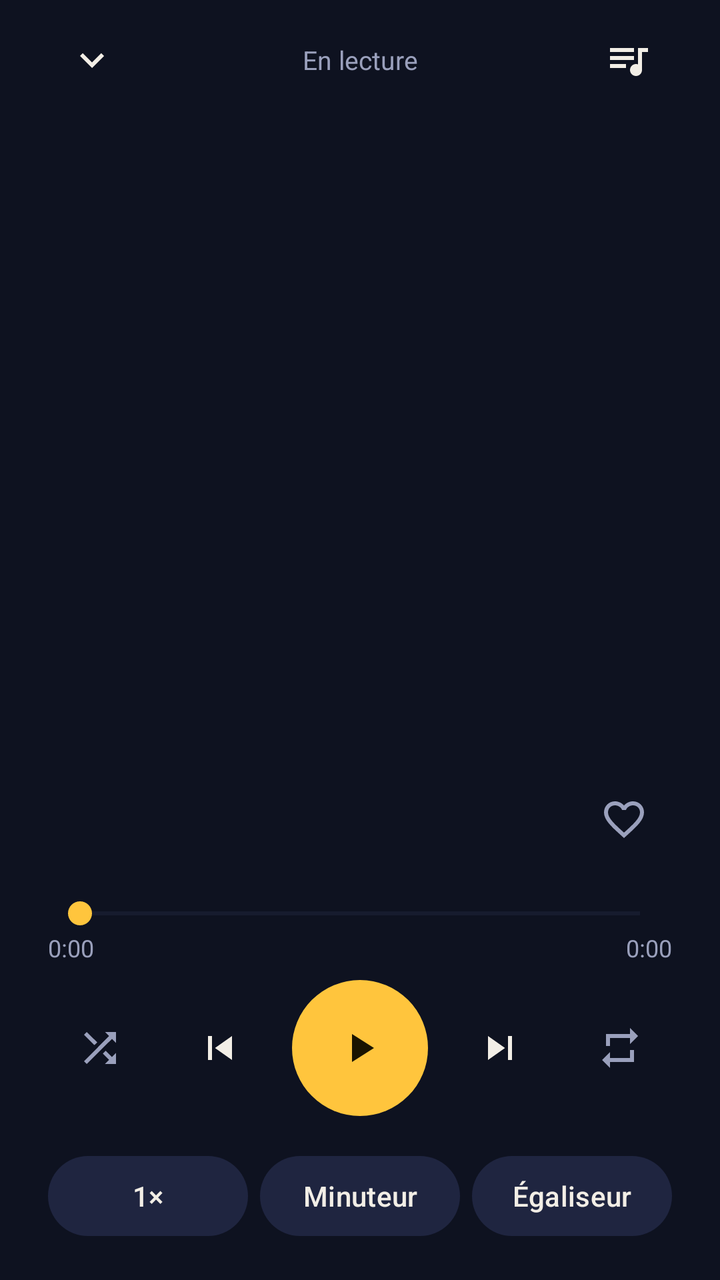
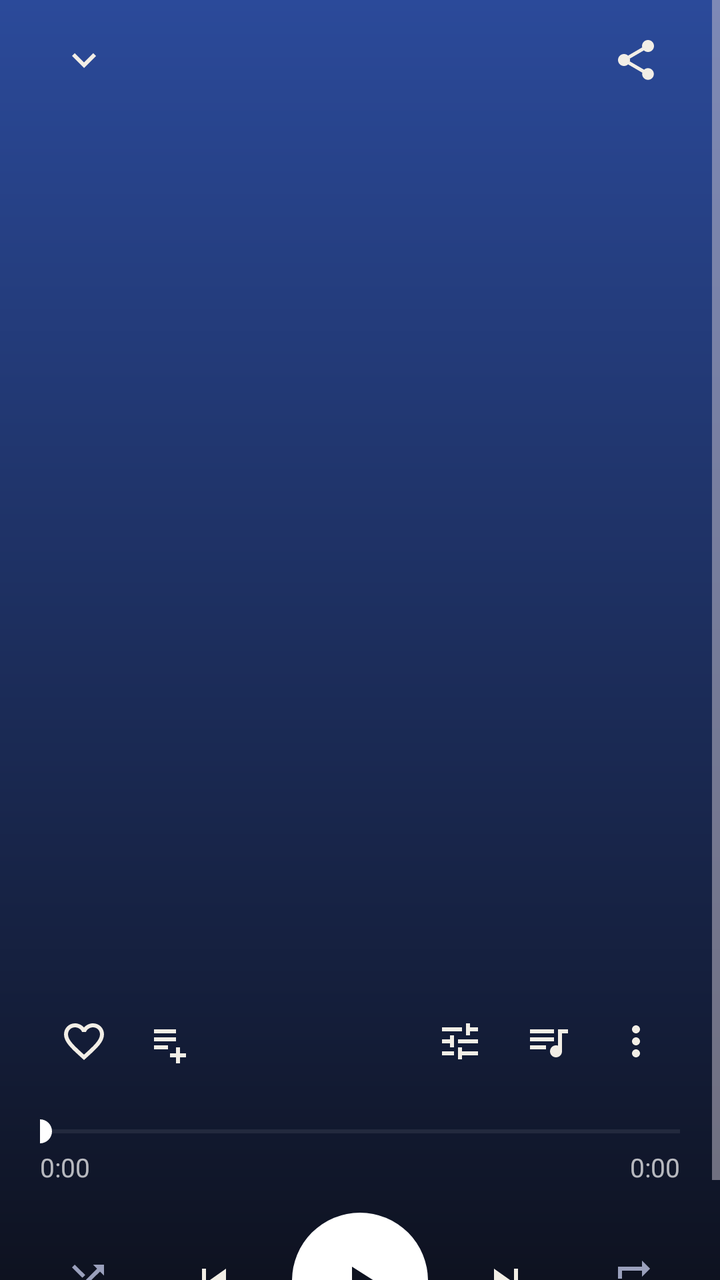

Screens rendered from an Android XML layout before and after an edit, with the pre-edit source and the edit as a unified diff.
<!-- AndroidManifest.xml: application theme Theme.Zoomplay -->
<!-- res/layout/activity_player.xml -->
<?xml version="1.0" encoding="utf-8"?>
<ScrollView xmlns:android="http://schemas.android.com/apk/res/android"
    android:layout_width="match_parent"
    android:layout_height="match_parent"
    android:background="@color/bg"
    android:fillViewport="true">

    <LinearLayout
        android:layout_width="match_parent"
        android:layout_height="wrap_content"
        android:orientation="vertical"
        android:paddingStart="24dp"
        android:paddingTop="8dp"
        android:paddingEnd="24dp"
        android:paddingBottom="16dp">

        <LinearLayout
            android:layout_width="match_parent"
            android:layout_height="wrap_content"
            android:gravity="center_vertical"
            android:orientation="horizontal">

            <ImageButton
                android:id="@+id/btnDown"
                android:layout_width="44dp"
                android:layout_height="44dp"
                android:background="?attr/selectableItemBackgroundBorderless"
                android:contentDescription="Réduire"
                android:src="@drawable/ic_down"
                android:tint="@color/text" />

            <TextView
                android:layout_width="0dp"
                android:layout_height="wrap_content"
                android:layout_weight="1"
                android:gravity="center"
                android:text="En lecture"
                android:textColor="@color/muted"
                android:textSize="13sp" />

            <ImageButton
                android:id="@+id/btnQueue"
                android:layout_width="44dp"
                android:layout_height="44dp"
                android:background="?attr/selectableItemBackgroundBorderless"
                android:contentDescription="File d'attente"
                android:src="@drawable/ic_queue"
                android:tint="@color/text" />
        </LinearLayout>

        <ImageView
            android:id="@+id/cover"
            android:layout_width="match_parent"
            android:layout_height="300dp"
            android:layout_marginTop="12dp"
            android:contentDescription="Pochette"
            android:scaleType="centerCrop" />

        <LinearLayout
            android:layout_width="match_parent"
            android:layout_height="wrap_content"
            android:layout_marginTop="20dp"
            android:gravity="center_vertical"
            android:orientation="horizontal">

            <LinearLayout
                android:layout_width="0dp"
                android:layout_height="wrap_content"
                android:layout_weight="1"
                android:orientation="vertical">

                <TextView
                    android:id="@+id/title"
                    android:layout_width="match_parent"
                    android:layout_height="wrap_content"
                    android:ellipsize="end"
                    android:maxLines="2"
                    android:textColor="@color/text"
                    android:textSize="22sp"
                    android:textStyle="bold" />

                <TextView
                    android:id="@+id/artist"
                    android:layout_width="match_parent"
                    android:layout_height="wrap_content"
                    android:layout_marginTop="2dp"
                    android:ellipsize="end"
                    android:maxLines="1"
                    android:textColor="@color/muted"
                    android:textSize="15sp" />
            </LinearLayout>

            <ImageButton
                android:id="@+id/btnLike"
                android:layout_width="48dp"
                android:layout_height="48dp"
                android:background="?attr/selectableItemBackgroundBorderless"
                android:contentDescription="Favori"
                android:src="@drawable/ic_heart"
                android:tint="@color/muted" />
        </LinearLayout>

        <SeekBar
            android:id="@+id/seek"
            android:layout_width="match_parent"
            android:layout_height="wrap_content"
            android:layout_marginTop="12dp"
            android:max="1000"
            android:progressBackgroundTint="@color/line"
            android:progressTint="@color/accent"
            android:thumbTint="@color/accent" />

        <LinearLayout
            android:layout_width="match_parent"
            android:layout_height="wrap_content"
            android:orientation="horizontal">

            <TextView
                android:id="@+id/tCur"
                android:layout_width="0dp"
                android:layout_height="wrap_content"
                android:layout_weight="1"
                android:text="0:00"
                android:textColor="@color/muted"
                android:textSize="12sp" />

            <TextView
                android:id="@+id/tDur"
                android:layout_width="wrap_content"
                android:layout_height="wrap_content"
                android:text="0:00"
                android:textColor="@color/muted"
                android:textSize="12sp" />
        </LinearLayout>

        <LinearLayout
            android:layout_width="match_parent"
            android:layout_height="wrap_content"
            android:layout_marginTop="8dp"
            android:gravity="center"
            android:orientation="horizontal">

            <ImageButton
                android:id="@+id/btnShuffle"
                android:layout_width="48dp"
                android:layout_height="48dp"
                android:background="?attr/selectableItemBackgroundBorderless"
                android:contentDescription="Aléatoire"
                android:src="@drawable/ic_shuffle"
                android:tint="@color/muted" />

            <ImageButton
                android:id="@+id/btnPrev"
                android:layout_width="56dp"
                android:layout_height="56dp"
                android:layout_marginStart="8dp"
                android:background="?attr/selectableItemBackgroundBorderless"
                android:contentDescription="Précédent"
                android:src="@drawable/ic_prev"
                android:tint="@color/text" />

            <ImageButton
                android:id="@+id/btnPlay"
                android:layout_width="68dp"
                android:layout_height="68dp"
                android:layout_marginStart="8dp"
                android:layout_marginEnd="8dp"
                android:background="@drawable/bg_play"
                android:contentDescription="Lecture ou pause"
                android:src="@drawable/ic_play"
                android:tint="@color/accent_ink" />

            <ImageButton
                android:id="@+id/btnNext"
                android:layout_width="56dp"
                android:layout_height="56dp"
                android:background="?attr/selectableItemBackgroundBorderless"
                android:contentDescription="Suivant"
                android:src="@drawable/ic_next"
                android:tint="@color/text" />

            <ImageButton
                android:id="@+id/btnRepeat"
                android:layout_width="48dp"
                android:layout_height="48dp"
                android:layout_marginStart="8dp"
                android:background="?attr/selectableItemBackgroundBorderless"
                android:contentDescription="Répéter"
                android:src="@drawable/ic_repeat"
                android:tint="@color/muted" />
        </LinearLayout>

        <LinearLayout
            android:layout_width="match_parent"
            android:layout_height="wrap_content"
            android:layout_marginTop="16dp"
            android:orientation="horizontal">

            <com.google.android.material.button.MaterialButton
                android:id="@+id/btnSpeed"
                style="@style/Widget.Material3.Button.TonalButton"
                android:layout_width="0dp"
                android:layout_height="wrap_content"
                android:layout_weight="1"
                android:insetLeft="0dp"
                android:insetRight="0dp"
                android:paddingStart="4dp"
                android:paddingEnd="4dp"
                android:text="1×" />

            <com.google.android.material.button.MaterialButton
                android:id="@+id/btnSleep"
                style="@style/Widget.Material3.Button.TonalButton"
                android:layout_width="0dp"
                android:layout_height="wrap_content"
                android:layout_marginStart="6dp"
                android:layout_weight="1"
                android:insetLeft="0dp"
                android:insetRight="0dp"
                android:paddingStart="4dp"
                android:paddingEnd="4dp"
                android:text="Minuteur" />

            <com.google.android.material.button.MaterialButton
                android:id="@+id/btnEq"
                style="@style/Widget.Material3.Button.TonalButton"
                android:layout_width="0dp"
                android:layout_height="wrap_content"
                android:layout_marginStart="6dp"
                android:layout_weight="1"
                android:insetLeft="0dp"
                android:insetRight="0dp"
                android:paddingStart="4dp"
                android:paddingEnd="4dp"
                android:text="Égaliseur" />
        </LinearLayout>
    </LinearLayout>
</ScrollView>
<!-- resources referenced by this layout -->
<resources>
  <color name="accent">#FFC53D</color>
  <color name="accent_ink">#1A1400</color>
  <color name="bg">#0E1220</color>
  <color name="line">#2A3152</color>
  <color name="muted">#9AA0BC</color>
  <color name="text">#F2EEE6</color>
  <!-- drawable bg_play (drawable) -->
  <?xml version="1.0" encoding="utf-8"?>
  <shape xmlns:android="http://schemas.android.com/apk/res/android" android:shape="oval">
      <solid android:color="@color/accent" />
  </shape>
  <!-- drawable ic_play (drawable) -->
  <?xml version="1.0" encoding="utf-8"?>
  <vector xmlns:android="http://schemas.android.com/apk/res/android"
      android:width="24dp"
      android:height="24dp"
      android:viewportWidth="24"
      android:viewportHeight="24">
      <path
          android:fillColor="#FFFFFFFF"
          android:pathData="M8 5v14l11-7z" />
  </vector>
  <!-- drawable ic_prev (drawable) -->
  <?xml version="1.0" encoding="utf-8"?>
  <vector xmlns:android="http://schemas.android.com/apk/res/android"
      android:width="24dp"
      android:height="24dp"
      android:viewportWidth="24"
      android:viewportHeight="24">
      <path
          android:fillColor="#FFFFFFFF"
          android:pathData="M6 6h2v12H6zm3.5 6l8.5 6V6z" />
  </vector>
  <color name="surface2">#1F2540</color>
  <color name="surface">#161B2E</color>
  <!-- unchanged entries left out for length: 7 -->
</resources>

<!-- the commit's change to res/layout/activity_player.xml (unified diff, before → after) -->
@@ -2,24 +2,23 @@
 <ScrollView xmlns:android="http://schemas.android.com/apk/res/android"
     android:layout_width="match_parent"
     android:layout_height="match_parent"
-    android:background="@color/bg"
+    android:background="@drawable/bg_player"
     android:fillViewport="true">
 
     <LinearLayout
         android:layout_width="match_parent"
         android:layout_height="wrap_content"
         android:orientation="vertical"
-        android:paddingStart="24dp"
+        android:paddingStart="20dp"
         android:paddingTop="8dp"
-        android:paddingEnd="24dp"
-        android:paddingBottom="16dp">
+        android:paddingEnd="20dp"
+        android:paddingBottom="20dp">
 
         <LinearLayout
             android:layout_width="match_parent"
             android:layout_height="wrap_content"
             android:gravity="center_vertical"
             android:orientation="horizontal">
-
             <ImageButton
                 android:id="@+id/btnDown"
                 android:layout_width="44dp"
@@ -28,16 +27,87 @@
                 android:contentDescription="Réduire"
                 android:src="@drawable/ic_down"
                 android:tint="@color/text" />
-
-            <TextView
-                android:layout_width="0dp"
-                android:layout_height="wrap_content"
-                android:layout_weight="1"
-                android:gravity="center"
-                android:text="En lecture"
-                android:textColor="@color/muted"
-                android:textSize="13sp" />
-
+            <View
+                android:layout_width="0dp"
+                android:layout_height="1dp"
+                android:layout_weight="1" />
+            <ImageButton
+                android:id="@+id/btnShare"
+                android:layout_width="44dp"
+                android:layout_height="44dp"
+                android:background="?attr/selectableItemBackgroundBorderless"
+                android:contentDescription="Partager"
+                android:src="@drawable/ic_share"
+                android:tint="@color/text" />
+        </LinearLayout>
+
+        <ImageView
+            android:id="@+id/cover"
+            android:layout_width="match_parent"
+            android:layout_height="300dp"
+            android:layout_marginTop="28dp"
+            android:contentDescription="Pochette"
+            android:scaleType="centerCrop" />
+
+        <TextView
+            android:id="@+id/title"
+            android:layout_width="match_parent"
+            android:layout_height="wrap_content"
+            android:layout_marginTop="36dp"
+            android:ellipsize="marquee"
+            android:focusable="true"
+            android:focusableInTouchMode="true"
+            android:marqueeRepeatLimit="marquee_forever"
+            android:scrollHorizontally="true"
+            android:singleLine="true"
+            android:textColor="@color/text"
+            android:textSize="26sp"
+            android:textStyle="bold" />
+
+        <TextView
+            android:id="@+id/artist"
+            android:layout_width="match_parent"
+            android:layout_height="wrap_content"
+            android:layout_marginTop="4dp"
+            android:ellipsize="end"
+            android:maxLines="1"
+            android:textColor="#B3FFFFFF"
+            android:textSize="16sp" />
+
+        <LinearLayout
+            android:layout_width="match_parent"
+            android:layout_height="wrap_content"
+            android:layout_marginTop="22dp"
+            android:gravity="center_vertical"
+            android:orientation="horizontal">
+            <ImageButton
+                android:id="@+id/btnLike"
+                android:layout_width="44dp"
+                android:layout_height="44dp"
+                android:background="?attr/selectableItemBackgroundBorderless"
+                android:contentDescription="Favori"
+                android:src="@drawable/ic_heart"
+                android:tint="@color/text" />
+            <ImageButton
+                android:id="@+id/btnAddPl"
+                android:layout_width="44dp"
+                android:layout_height="44dp"
+                android:background="?attr/selectableItemBackgroundBorderless"
+                android:contentDescription="Ajouter à une playlist"
+                android:src="@drawable/ic_playlist_add"
+                android:tint="@color/text" />
+            <View
+                android:layout_width="0dp"
+                android:layout_height="1dp"
+                android:layout_weight="1" />
+            <ImageButton
+                android:id="@+id/btnEq"
+                android:layout_width="44dp"
+                android:layout_height="44dp"
+                android:background="?attr/selectableItemBackgroundBorderless"
+                android:contentDescription="Égaliseur"
+                android:src="@drawable/ic_tune"
+                android:tint="@color/text" />
             <ImageButton
                 android:id="@+id/btnQueue"
                 android:layout_width="44dp"
@@ -46,69 +116,27 @@
                 android:contentDescription="File d'attente"
                 android:src="@drawable/ic_queue"
                 android:tint="@color/text" />
-        </LinearLayout>
-
-        <ImageView
-            android:id="@+id/cover"
-            android:layout_width="match_parent"
-            android:layout_height="300dp"
-            android:layout_marginTop="12dp"
-            android:contentDescription="Pochette"
-            android:scaleType="centerCrop" />
-
-        <LinearLayout
-            android:layout_width="match_parent"
-            android:layout_height="wrap_content"
-            android:layout_marginTop="20dp"
-            android:gravity="center_vertical"
-            android:orientation="horizontal">
-
-            <LinearLayout
-                android:layout_width="0dp"
-                android:layout_height="wrap_content"
-                android:layout_weight="1"
-                android:orientation="vertical">
-
-                <TextView
-                    android:id="@+id/title"
-                    android:layout_width="match_parent"
-                    android:layout_height="wrap_content"
-                    android:ellipsize="end"
-                    android:maxLines="2"
-                    android:textColor="@color/text"
-                    android:textSize="22sp"
-                    android:textStyle="bold" />
-
-                <TextView
-                    android:id="@+id/artist"
-                    android:layout_width="match_parent"
-                    android:layout_height="wrap_content"
-                    android:layout_marginTop="2dp"
-                    android:ellipsize="end"
-                    android:maxLines="1"
-                    android:textColor="@color/muted"
-                    android:textSize="15sp" />
-            </LinearLayout>
-
-            <ImageButton
-                android:id="@+id/btnLike"
-                android:layout_width="48dp"
-                android:layout_height="48dp"
-                android:background="?attr/selectableItemBackgroundBorderless"
-                android:contentDescription="Favori"
-                android:src="@drawable/ic_heart"
-                android:tint="@color/muted" />
+            <ImageButton
+                android:id="@+id/btnMore"
+                android:layout_width="44dp"
+                android:layout_height="44dp"
+                android:background="?attr/selectableItemBackgroundBorderless"
+                android:contentDescription="Plus d'options"
+                android:src="@drawable/ic_more"
+                android:tint="@color/text" />
         </LinearLayout>
 
         <SeekBar
             android:id="@+id/seek"
             android:layout_width="match_parent"
             android:layout_height="wrap_content"
-            android:layout_marginTop="12dp"
+            android:layout_marginTop="14dp"
             android:max="1000"
-            android:progressBackgroundTint="@color/line"
-            android:progressTint="@color/accent"
-            android:thumbTint="@color/accent" />
+            android:paddingStart="0dp"
+            android:paddingEnd="0dp"
+            android:progressBackgroundTint="#40FFFFFF"
+            android:progressTint="#FFFFFF"
+            android:thumbTint="#FFFFFF" />
 
         <LinearLayout
             android:layout_width="match_parent"
@@ -121,25 +149,24 @@
                 android:layout_height="wrap_content"
                 android:layout_weight="1"
                 android:text="0:00"
-                android:textColor="@color/muted"
-                android:textSize="12sp" />
+                android:textColor="#B3FFFFFF"
+                android:textSize="13sp" />
 
             <TextView
                 android:id="@+id/tDur"
                 android:layout_width="wrap_content"
                 android:layout_height="wrap_content"
                 android:text="0:00"
-                android:textColor="@color/muted"
-                android:textSize="12sp" />
-        </LinearLayout>
-
-        <LinearLayout
-            android:layout_width="match_parent"
-            android:layout_height="wrap_content"
-            android:layout_marginTop="8dp"
-            android:gravity="center"
-            android:orientation="horizontal">
-
+                android:textColor="#B3FFFFFF"
+                android:textSize="13sp" />
+        </LinearLayout>
+
+        <LinearLayout
+            android:layout_width="match_parent"
+            android:layout_height="wrap_content"
+            android:layout_marginTop="14dp"
+            android:gravity="center_vertical"
+            android:orientation="horizontal">
             <ImageButton
                 android:id="@+id/btnShuffle"
                 android:layout_width="48dp"
@@ -148,28 +175,36 @@
                 android:contentDescription="Aléatoire"
                 android:src="@drawable/ic_shuffle"
                 android:tint="@color/muted" />
-
+            <View
+                android:layout_width="0dp"
+                android:layout_height="1dp"
+                android:layout_weight="1" />
             <ImageButton
                 android:id="@+id/btnPrev"
                 android:layout_width="56dp"
                 android:layout_height="56dp"
-                android:layout_marginStart="8dp"
                 android:background="?attr/selectableItemBackgroundBorderless"
                 android:contentDescription="Précédent"
                 android:src="@drawable/ic_prev"
                 android:tint="@color/text" />
+            <View
+                android:layout_width="0dp"
+                android:layout_height="1dp"
+                android:layout_weight="1" />
 
             <ImageButton
                 android:id="@+id/btnPlay"
                 android:layout_width="68dp"
                 android:layout_height="68dp"
-                android:layout_marginStart="8dp"
-                android:layout_marginEnd="8dp"
-                android:background="@drawable/bg_play"
+                android:background="@drawable/bg_play_white"
                 android:contentDescription="Lecture ou pause"
                 android:src="@drawable/ic_play"
-                android:tint="@color/accent_ink" />
-
+                android:tint="#0E1220" />
+
+            <View
+                android:layout_width="0dp"
+                android:layout_height="1dp"
+                android:layout_weight="1" />
             <ImageButton
                 android:id="@+id/btnNext"
                 android:layout_width="56dp"
@@ -178,61 +213,18 @@
                 android:contentDescription="Suivant"
                 android:src="@drawable/ic_next"
                 android:tint="@color/text" />
-
+            <View
+                android:layout_width="0dp"
+                android:layout_height="1dp"
+                android:layout_weight="1" />
             <ImageButton
                 android:id="@+id/btnRepeat"
                 android:layout_width="48dp"
                 android:layout_height="48dp"
-                android:layout_marginStart="8dp"
                 android:background="?attr/selectableItemBackgroundBorderless"
                 android:contentDescription="Répéter"
                 android:src="@drawable/ic_repeat"
                 android:tint="@color/muted" />
         </LinearLayout>
-
-        <LinearLayout
-            android:layout_width="match_parent"
-            android:layout_height="wrap_content"
-            android:layout_marginTop="16dp"
-            android:orientation="horizontal">
-
-            <com.google.android.material.button.MaterialButton
-                android:id="@+id/btnSpeed"
-                style="@style/Widget.Material3.Button.TonalButton"
-                android:layout_width="0dp"
-                android:layout_height="wrap_content"
-                android:layout_weight="1"
-                android:insetLeft="0dp"
-                android:insetRight="0dp"
-                android:paddingStart="4dp"
-                android:paddingEnd="4dp"
-                android:text="1×" />
-
-            <com.google.android.material.button.MaterialButton
-                android:id="@+id/btnSleep"
-                style="@style/Widget.Material3.Button.TonalButton"
-                android:layout_width="0dp"
-                android:layout_height="wrap_content"
-                android:layout_marginStart="6dp"
-                android:layout_weight="1"
-                android:insetLeft="0dp"
-                android:insetRight="0dp"
-                android:paddingStart="4dp"
-                android:paddingEnd="4dp"
-                android:text="Minuteur" />
-
-            <com.google.android.material.button.MaterialButton
-                android:id="@+id/btnEq"
-                style="@style/Widget.Material3.Button.TonalButton"
-                android:layout_width="0dp"
-                android:layout_height="wrap_content"
-                android:layout_marginStart="6dp"
-                android:layout_weight="1"
-                android:insetLeft="0dp"
-                android:insetRight="0dp"
-                android:paddingStart="4dp"
-                android:paddingEnd="4dp"
-                android:text="Égaliseur" />
-        </LinearLayout>
     </LinearLayout>
 </ScrollView>
<!-- resource entries referenced after the edit -->
@@ -3,14 +3,32 @@
   <color name="accent">#FFC53D</color>
   <color name="accent_ink">#1A1400</color>
   <color name="bg">#0E1220</color>
-  <color name="line">#2A3152</color>
   <color name="muted">#9AA0BC</color>
   <color name="text">#F2EEE6</color>
-  <!-- drawable bg_play (drawable) -->
+  <!-- drawable bg_play_white (drawable) -->
   <?xml version="1.0" encoding="utf-8"?>
   <shape xmlns:android="http://schemas.android.com/apk/res/android" android:shape="oval">
-      <solid android:color="@color/accent" />
+      <solid android:color="#FFFFFF" />
   </shape>
+  <!-- drawable bg_player (drawable) -->
+  <?xml version="1.0" encoding="utf-8"?>
+  <shape xmlns:android="http://schemas.android.com/apk/res/android" android:shape="rectangle">
+      <gradient
+          android:angle="270"
+          android:endColor="#0E1220"
+          android:startColor="#2B4A9A" />
+  </shape>
+  <!-- drawable ic_more (drawable) -->
+  <?xml version="1.0" encoding="utf-8"?>
+  <vector xmlns:android="http://schemas.android.com/apk/res/android"
+      android:width="24dp"
+      android:height="24dp"
+      android:viewportWidth="24"
+      android:viewportHeight="24">
+      <path
+          android:fillColor="#FFFFFFFF"
+          android:pathData="M12 8c1.1 0 2-.9 2-2s-.9-2-2-2-2 .9-2 2 .9 2 2 2zm0 2c-1.1 0-2 .9-2 2s.9 2 2 2 2-.9 2-2-.9-2-2-2zm0 6c-1.1 0-2 .9-2 2s.9 2 2 2 2-.9 2-2-.9-2-2-2z" />
+  </vector>
   <!-- drawable ic_play (drawable) -->
   <?xml version="1.0" encoding="utf-8"?>
   <vector xmlns:android="http://schemas.android.com/apk/res/android"
@@ -21,6 +39,17 @@
       <path
           android:fillColor="#FFFFFFFF"
           android:pathData="M8 5v14l11-7z" />
+  </vector>
+  <!-- drawable ic_playlist_add (drawable) -->
+  <?xml version="1.0" encoding="utf-8"?>
+  <vector xmlns:android="http://schemas.android.com/apk/res/android"
+      android:width="24dp"
+      android:height="24dp"
+      android:viewportWidth="24"
+      android:viewportHeight="24">
+      <path
+          android:fillColor="#FFFFFFFF"
+          android:pathData="M14 10H3v2h11v-2zm0-4H3v2h11V6zM3 16h7v-2H3v2zm11-1v3h-3v2h3v3h2v-3h3v-2h-3v-3h-2z" />
   </vector>
   <!-- drawable ic_prev (drawable) -->
   <?xml version="1.0" encoding="utf-8"?>
@@ -33,6 +62,28 @@
           android:fillColor="#FFFFFFFF"
           android:pathData="M6 6h2v12H6zm3.5 6l8.5 6V6z" />
   </vector>
+  <!-- drawable ic_share (drawable) -->
+  <?xml version="1.0" encoding="utf-8"?>
+  <vector xmlns:android="http://schemas.android.com/apk/res/android"
+      android:width="24dp"
+      android:height="24dp"
+      android:viewportWidth="24"
+      android:viewportHeight="24">
+      <path
+          android:fillColor="#FFFFFFFF"
+          android:pathData="M18 16.08c-.76 0-1.44.3-1.96.77L8.91 12.7c.05-.23.09-.46.09-.7s-.04-.47-.09-.7l7.05-4.11c.54.5 1.25.81 2.04.81 1.66 0 3-1.34 3-3s-1.34-3-3-3-3 1.34-3 3c0 .24.04.47.09.7L8.04 9.81C7.5 9.31 6.79 9 6 9c-1.66 0-3 1.34-3 3s1.34 3 3 3c.79 0 1.5-.31 2.04-.81l7.12 4.16c-.05.21-.08.43-.08.65 0 1.61 1.31 2.92 2.92 2.92s2.92-1.31 2.92-2.92-1.31-2.92-2.92-2.92z" />
+  </vector>
+  <!-- drawable ic_tune (drawable) -->
+  <?xml version="1.0" encoding="utf-8"?>
+  <vector xmlns:android="http://schemas.android.com/apk/res/android"
+      android:width="24dp"
+      android:height="24dp"
+      android:viewportWidth="24"
+      android:viewportHeight="24">
+      <path
+          android:fillColor="#FFFFFFFF"
+          android:pathData="M3 17v2h6v-2H3zM3 5v2h10V5H3zm10 16v-2h8v-2h-8v-2h-2v6h2zM7 9v2H3v2h4v2h2V9H7zm14 4v-2H11v2h10zm-6-4h2V7h4V5h-4V3h-2v6z" />
+  </vector>
   <color name="surface2">#1F2540</color>
   <color name="surface">#161B2E</color>
   <!-- unchanged entries left out for length: 7 -->
